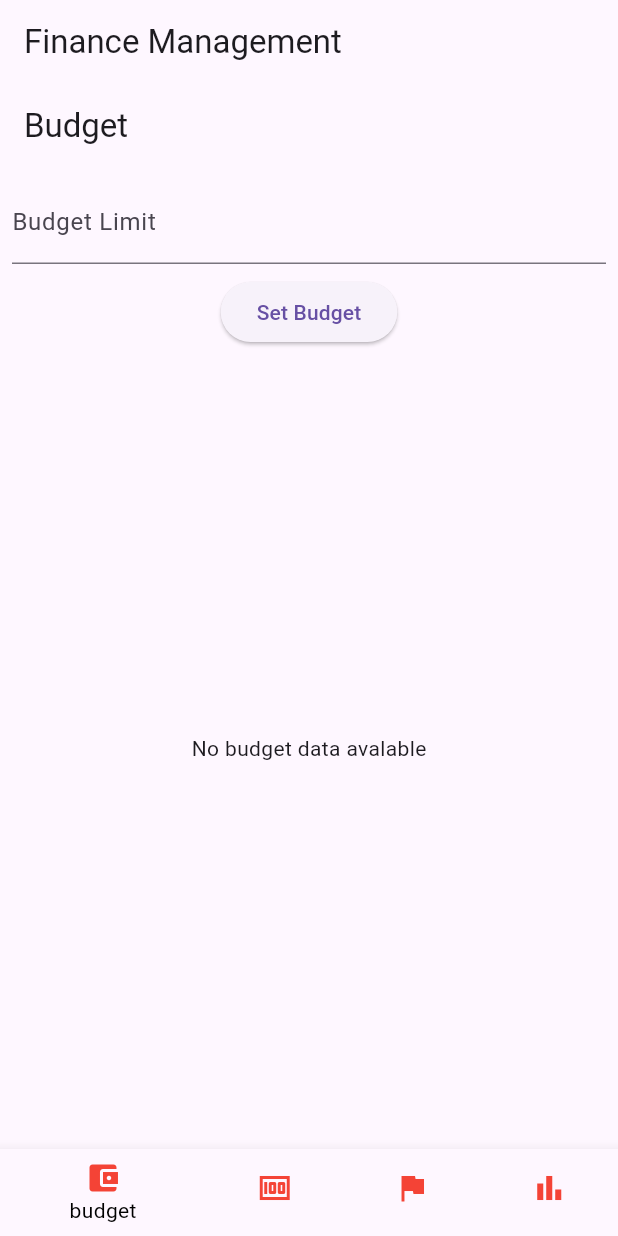
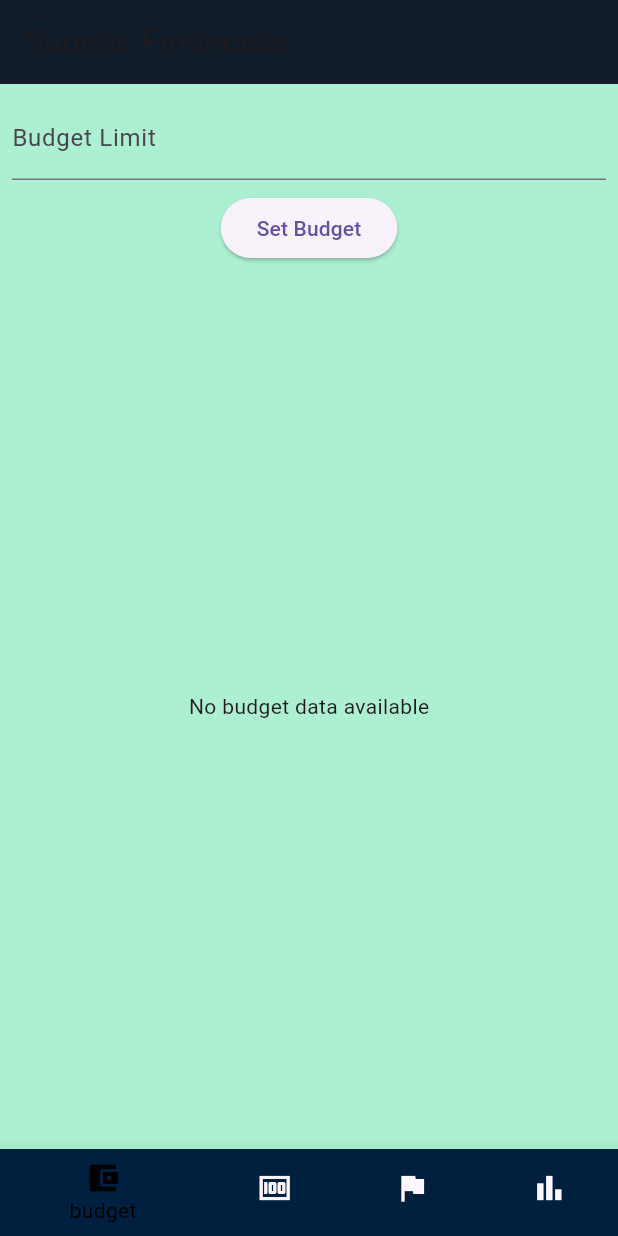
Before and after one commit to Sacolith/finance_management, a Flutter app: the screen it shows after launch, on a phone screen of 412 x 824 dp. Run offline on Flutter 3.47's test engine with Material 3 defaults, Android fonts, the phone set to English and light mode, and no system bars; our stand-ins replace fl_chart.

Commit message:
one hell of a commit

```diff
--- /dev/null
+++ b/lib/design/colors.dart
@@ -0,0 +1,8 @@
+
+ import 'package:flutter/material.dart';
+
+
+class Cols{
+static const Color mint= Color.fromRGBO(173, 239, 209, 1);
+static const Color sailorBlue=Color.fromRGBO(0, 32, 63, 1);
+}
--- a/lib/main.dart
+++ b/lib/main.dart
@@ -1,9 +1,11 @@
+import 'package:finance_management/design/colors.dart';
 import 'package:finance_management/providers/budget_provider.dart';
 import 'package:finance_management/providers/expense_provider.dart';
 import 'package:finance_management/providers/goal_provide.dart';
 import 'package:finance_management/providers/report_provider.dart';
 import 'package:finance_management/routes.dart';
 import 'package:flutter/material.dart';
+import 'package:flutter/services.dart';
 import 'package:provider/provider.dart';
 
 void main() {
@@ -24,12 +26,20 @@ class MainApp extends StatelessWidget {
     child: MaterialApp(
 
       title: 'Finance Management',
-      theme: ThemeData(
-        primarySwatch: Colors.amber
-      ),
+      theme: thyme(),
       initialRoute: '/',
       routes: Routes.getRoutes(),
     ),
     );
   }
 }
+
+   ThemeData thyme() {
+    return ThemeData(
+      appBarTheme: const AppBarTheme(
+      systemOverlayStyle: SystemUiOverlayStyle.light,
+     backgroundColor: Color.fromARGB(102, 41, 71, 103)),
+      cardColor: Colors.black,
+      scaffoldBackgroundColor: Cols.mint
+    );
+  }
--- a/lib/models/budget.dart
+++ b/lib/models/budget.dart
@@ -1,7 +1,20 @@
-class Budget{
+class Budget {
   final String id;
-  final double limit;
-  final DateTime startTate;
+  double limit;
+  final DateTime startDate;
   final DateTime endDate;
-  Budget({required this.id, required this.limit, required this.startTate, required this.endDate});
+  double spentAmount;
+
+  Budget({
+    required this.id,
+    required this.limit,
+    required this.startDate,
+    required this.endDate,
+    this.spentAmount = 0,
+  });
+
+  void subtractExpense(double amount) {
+    limit -= amount;
+    spentAmount += amount;
   }
+}
--- a/lib/models/expence.dart
+++ b/lib/models/expence.dart
@@ -3,5 +3,6 @@ class Expense{
   final String title;
   final double amount;
   final DateTime date;
-  Expense({required this.id,required this.title, required this.amount,required this.date});
+    final String budgetId;
+  Expense({required this.budgetId,required this.id,required this.title, required this.amount,required this.date});
 }
--- a/lib/providers/budget_provider.dart
+++ b/lib/providers/budget_provider.dart
@@ -10,4 +10,10 @@ class BudgetProvider with ChangeNotifier{
   _budgets.add(budget);
   notifyListeners();
   }
+
+   void setBudgets(List<Budget> budgets) {
+    budgets = budgets;
+    notifyListeners();
+
+  }
 }
--- a/lib/providers/expense_provider.dart
+++ b/lib/providers/expense_provider.dart
@@ -1,3 +1,4 @@
+import 'package:finance_management/models/budget.dart';
 import 'package:finance_management/models/expence.dart';
 import 'package:flutter/material.dart';
 
@@ -5,9 +6,31 @@ class ExpenseProvider with ChangeNotifier{
   final List<Expense> _expenses=[];
 
 List<Expense> get expenses => _expenses;
+final List<Budget> _budgets = [];
 
   void addExpense(Expense expense){
     _expenses.add(expense);
     notifyListeners();
   }
+
+ void updateBudget(Expense expense) {
+
+  final budget = _budgets.firstWhere(
+    (budget) => budget.id == expense.budgetId,
+    orElse: () => Budget(id: 'default', limit: 0, startDate: DateTime.now(), endDate: DateTime.now(), spentAmount: 0),
+  );
+
+
+  if (budget.id != 'default') {
+    budget.subtractExpense(expense.amount);
+    notifyListeners();
+  }
+
+
 }
+
+
+  List<Expense> getExpensesForBudget(String budgetId) {
+    return _expenses.where((expense) => expense.budgetId == budgetId).toList();
+  }
+}
--- a/lib/providers/report_provider.dart
+++ b/lib/providers/report_provider.dart
@@ -1,7 +1,7 @@
 import 'package:flutter/material.dart';
 
 class ReportProvuder with ChangeNotifier{
-  final List<String> _reports=['R1','R2','R3'];
+  final List<String> _reports=['Report1','Report2','Report3'];
 
   List<String> get reports => _reports;
 }
--- a/lib/routes.dart
+++ b/lib/routes.dart
@@ -9,8 +9,8 @@ class Routes{
   static Map<String, WidgetBuilder> getRoutes(){
     return{
      '/':(context)=> const HomeScreen(),
-     '/expenses':(context)=>  ExpenseScreen(),
-     'buudget':(context)=> BudgetScreen(),
+     '/expenses':(context)=>  const ExpensesScreen(),
+     'buudget':(context)=> const BudgetContent(),
      '/goals':(context)=> GoalScreen(),
      'report':(context)=> const ReportScreen(),
     };
--- a/lib/screens/budget_screen.dart
+++ b/lib/screens/budget_screen.dart
@@ -4,40 +4,92 @@ import 'package:finance_management/widgets/budget_chart.dart';
 import 'package:flutter/material.dart';
 import 'package:provider/provider.dart';
 
-class BudgetScreen extends StatelessWidget{
-  final TextEditingController _limitController= TextEditingController();
-   BudgetScreen({super.key});
+class BudgetContent extends StatefulWidget {
+  const BudgetContent({super.key});
 
   @override
-  Widget build(BuildContext context){
+  State<BudgetContent> createState() => BudgetScreen();
+}
+
+class BudgetScreen extends State<BudgetContent> with SingleTickerProviderStateMixin {
+  final TextEditingController _limitController = TextEditingController();
+  late final AnimationController _controller;
+  late final Animation<double> _animation;
+  late final CurvedAnimation _cve;
+  static bool _isBudgetSet = false;
+
+  @override
+  void initState() {
+    super.initState();
+    _controller = AnimationController(
+      vsync: this,
+      duration: const Duration(milliseconds: 500),
+    );
+
+    _cve = CurvedAnimation(parent: _controller, curve: Curves.easeIn);
+    _animation = Tween(
+      begin: 1.0,
+      end: 0.0,
+    ).animate(_cve);
+
+    _controller.addStatusListener((status) {
+      if (status == AnimationStatus.completed) {
+        setState(() {
+          _isBudgetSet = true;  // Remove TextField and Button after animation completes
+        });
+      }
+    });
+  }
+
+  @override
+  void dispose() {
+    _controller.dispose();
+    super.dispose();
+  }
+
+  @override
+  Widget build(BuildContext context) {
     return Scaffold(
-      appBar: AppBar(
-        title: const Text('Budget'),
-      ),
       body: Column(
         children: <Widget>[
-          Padding(padding: const EdgeInsets.all(8.0),
+          if (!_isBudgetSet)
+            FadeTransition(
+              opacity: _animation,
+              child: Column(
+                children: [
+                  Padding(
+                    padding: const EdgeInsets.all(8.0),
                     child: TextField(
                       controller: _limitController,
                       decoration: const InputDecoration(labelText: 'Budget Limit'),
                       keyboardType: TextInputType.number,
                     ),
                   ),
-          ElevatedButton(onPressed: (){
-            if(_limitController.text.isEmpty){
+                  ElevatedButton(
+                    onPressed: () {
+                      if (_limitController.text.isEmpty) {
                         return;
                       }
                       final budget = Budget(
                         id: DateTime.now().toString(),
                         limit: double.parse(_limitController.text),
-            startTate: DateTime.now(),
-            endDate: DateTime.now().add(const Duration(days: 30)),
+                        startDate: DateTime.now(),
+                        endDate: DateTime.now().add(const Duration(days: 30)), spentAmount: 0,
                       );
                       Provider.of<BudgetProvider>(context, listen: false).addBudget(budget);
-          }, child: const Text('Set Budget'),
+
+                      _controller.forward(); // Start the fade-out animation
+                    },
+                    child: const Text('Set Budget'),
                   ),
-          const Expanded(child: BudgetChart())
-        ],),
+
+                ],
+              ),
+            ),
+          const Expanded(child: BudgetChart()),
+
+        ],
+      ),
     );
   }
 }
--- a/lib/screens/expense_screen.dart
+++ b/lib/screens/expense_screen.dart
@@ -4,12 +4,20 @@ import 'package:finance_management/widgets/expense_list.dart';
 import 'package:flutter/material.dart';
 import 'package:provider/provider.dart';
 
-class ExpenseScreen extends StatelessWidget{
-   ExpenseScreen({super.key});
+class ExpensesScreen extends StatefulWidget{
+const ExpensesScreen({super.key});
+
+@override
+State<ExpensesScreen> createState()=> ExpenseState();
+}
+
+class ExpenseState extends State<ExpensesScreen>{
+
   final TextEditingController _titleController= TextEditingController();
   final TextEditingController _amountController= TextEditingController();
 
-  @override
+
+ @override
 Widget build(BuildContext context){
   return Scaffold(
     appBar: AppBar(
@@ -38,9 +46,10 @@ Widget build(BuildContext context){
             id: DateTime.now().toString(),
             title: _titleController.text,
             amount: double.parse(_amountController.text),
-            date: DateTime.now()
-          );
+            date: DateTime.now(),
+             budgetId: '');
           Provider.of<ExpenseProvider>(context, listen: false).addExpense(expense);
+
         }, child: const Text('Add Expense')
         ),
         const Expanded(child: ExpenseList(),)
--- a/lib/screens/home_screen.dart
+++ b/lib/screens/home_screen.dart
@@ -1,3 +1,4 @@
+import 'package:finance_management/design/colors.dart';
 import 'package:finance_management/screens/budget_screen.dart';
 import 'package:finance_management/screens/expense_screen.dart';
 import 'package:finance_management/screens/goal_screen.dart';
@@ -15,8 +16,8 @@ class _HomeScreenState extends State<HomeScreen>{
   int _selectedIndex=0;
 
   static final List<Widget> _widgetOptions = <Widget>[
-    BudgetScreen(),
-    ExpenseScreen(),
+    const BudgetContent(),
+    const ExpensesScreen(),
     GoalScreen(),
     const ReportScreen(),
 ];
@@ -30,8 +31,9 @@ void _onItemTapped(int index){
 @override
 Widget build(BuildContext context){
   return Scaffold(
+    backgroundColor: Colors.black,
     appBar: AppBar(
-      title: const Text('Finance Management'),
+      title: const Text('Sunrise Financials'),
     ),
     body: Center(
       child: _widgetOptions.elementAt(_selectedIndex),
@@ -39,16 +41,21 @@ Widget build(BuildContext context){
     bottomNavigationBar: BottomNavigationBar(
       items: const <BottomNavigationBarItem>[
 BottomNavigationBarItem(
-  icon: Icon(Icons.account_balance_wallet,color: Colors.red,),
+  backgroundColor: Cols.sailorBlue,
+  icon: Icon(Icons.account_balance_wallet,
+  ),
   label: 'budget'),
   BottomNavigationBarItem(
-  icon: Icon(Icons.money,color: Colors.red,),
+  icon: Icon(Icons.money,
+  ),
   label: 'Expenses'),
   BottomNavigationBarItem(
-  icon: Icon(Icons.flag,color: Colors.red,),
+  icon: Icon(Icons.flag,
+  ),
   label: 'Goals'),
   BottomNavigationBarItem(
-  icon: Icon(Icons.bar_chart,color: Colors.red,),
+  icon: Icon(Icons.bar_chart,
+  ),
   label: 'Reports')
       ],
       currentIndex: _selectedIndex,
--- a/lib/widgets/budget_chart.dart
+++ b/lib/widgets/budget_chart.dart
@@ -1,35 +1,131 @@
+import 'package:finance_management/main.dart';
 import 'package:finance_management/providers/budget_provider.dart';
+import 'package:finance_management/widgets/expense_list.dart';
+import 'package:finance_management/widgets/goal_progress.dart';
+import 'package:finance_management/widgets/report_generator.dart';
 import 'package:fl_chart/fl_chart.dart';
 import 'package:flutter/material.dart';
 import 'package:provider/provider.dart';
 
-class BudgetChart extends StatelessWidget{
+class BudgetChart extends StatefulWidget {
   const BudgetChart({super.key});
 
   @override
-  Widget build(BuildContext context){
+  State<BudgetChart> createState() => BudgetChartState();
+}
 
-    final budgetProvider= Provider.of<BudgetProvider>(context);
-    final budgets= budgetProvider.budgets;
+class BudgetChartState extends State<BudgetChart> {
+  late double upPosition;
+  late double startPosition;
 
-    return budgets.isEmpty? const Center(child: Text('No budget data avalable'),): PieChart(
-      PieChartData  (
-        sections: budgets.map((budget){
+  @override
+  void initState() {
+    super.initState();
+    startPosition = 500;
+    upPosition = 200;
+    upwardMotion();
+  }
+
+  void upwardMotion() {
+    Future.delayed(Duration.zero, () {
+      setState(() {
+        upPosition = 50;
+      });
+    });
+  }
+
+  @override
+  Widget build(BuildContext context) {
+    final budgetProvider = Provider.of<BudgetProvider>(context);
+    final budgets = budgetProvider.budgets;
+    //final up = MediaQuery.of(context).padding.top;
+
+    return budgets.isEmpty
+        ? const Center(child: Text('No budget data available'))
+        : SingleChildScrollView(
+            child: Column(
+              children: [
+                SizedBox(
+                  width: double.maxFinite,
+                  height: 300, // Define a specific height for the Stack
+                  child: Stack(
+                    children: [
+                      AnimatedPositioned(
+                        top: upPosition,
+                        left: 0,
+                        right: 0,
+                        duration: const Duration(seconds: 1),
+                        child: SizedBox(
+                          width: double.maxFinite,
+                          height: 200, // Provide a specific height for the PieChart
+                          child: PieChart(
+  PieChartData(
+    sections: budgets.map((budget) {
       final value = budget.limit;
       return PieChartSectionData(
         value: value,
-            title: '\$${value.toStringAsFixed(2)}',
-            color: Colors.red,
+        title: '\$${value.toStringAsFixed(2)}',titleStyle: const TextStyle(color: Colors.white),
+        color: thyme().hintColor,
       );
     }).toList(),
     sectionsSpace: 0,
-        centerSpaceRadius: 40,
+    centerSpaceRadius: 45,
     borderData: FlBorderData(show: false),
     pieTouchData: PieTouchData(
-          touchCallback: (pieTouchResponse, _){
+      touchCallback: (pieTouchResponse, _) {},
+    ),
+  ),
+),
 
-          })
-      )
+                        ),
+                      ),
+                    ],
+                  ),
+                ),
+                const SizedBox(height: 20),
+                const Padding(
+                  padding:  EdgeInsets.symmetric(horizontal: 16.0),
+                  child: Row(
+                    mainAxisAlignment: MainAxisAlignment.spaceBetween,
+                    children: [
+                      Flexible(
+                        child: Card(
+                          color:Colors.green,
+                          shadowColor: Colors.purple,
+                          child: SizedBox(
+                            height: 200,
+                            width: 200,
+                            child: ExpenseList(),
+                          ),
+                        ),
+                      ),
+                      Flexible(
+                        child: Card(
+                          color: Colors.blue,
+                          shadowColor: Colors.black,
+                          child: SizedBox(
+                            height: 200,
+                            width: 200,
+                            child: GoalProgress(),
+                          ),
+                        ),
+                      ),
+                      Flexible(
+                        child: Card(
+                          color: Colors.amber,
+                          shadowColor: Color.fromARGB(255, 35, 27, 3),
+                          child: SizedBox(
+                            height: 200,
+                            width: 200,
+                            child: ReportGenerator(),
+                          ),
+                        ),
+                      ),
+                    ],
+                  ),
+                ),
+              ],
+            ),
           );
   }
 }
```
Lines whose indentation alone changed are shown as unchanged.
